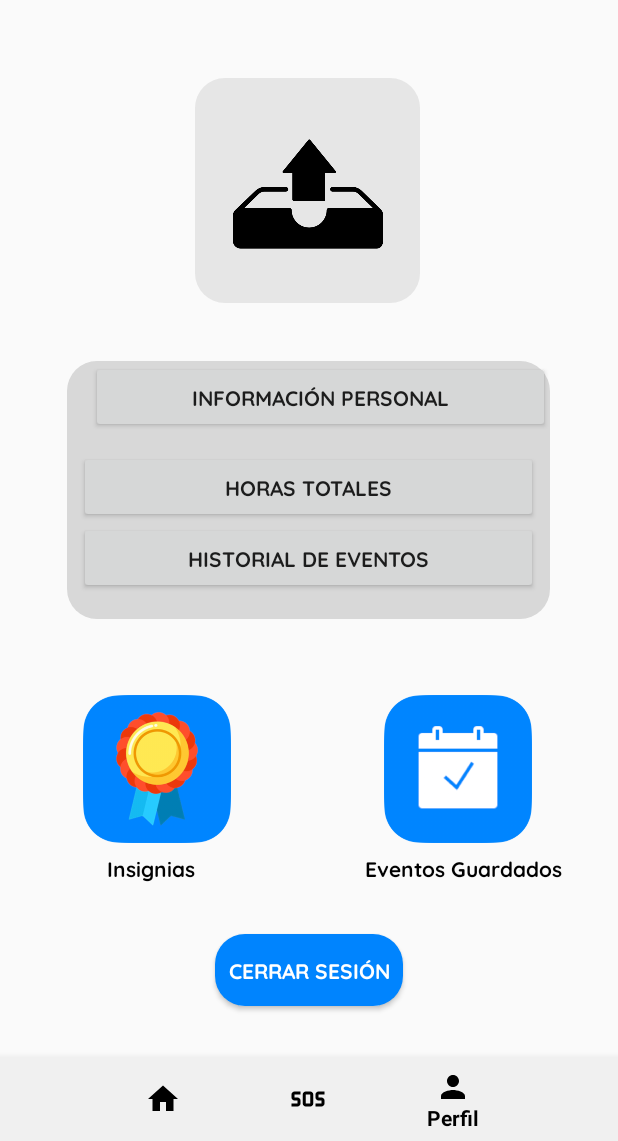
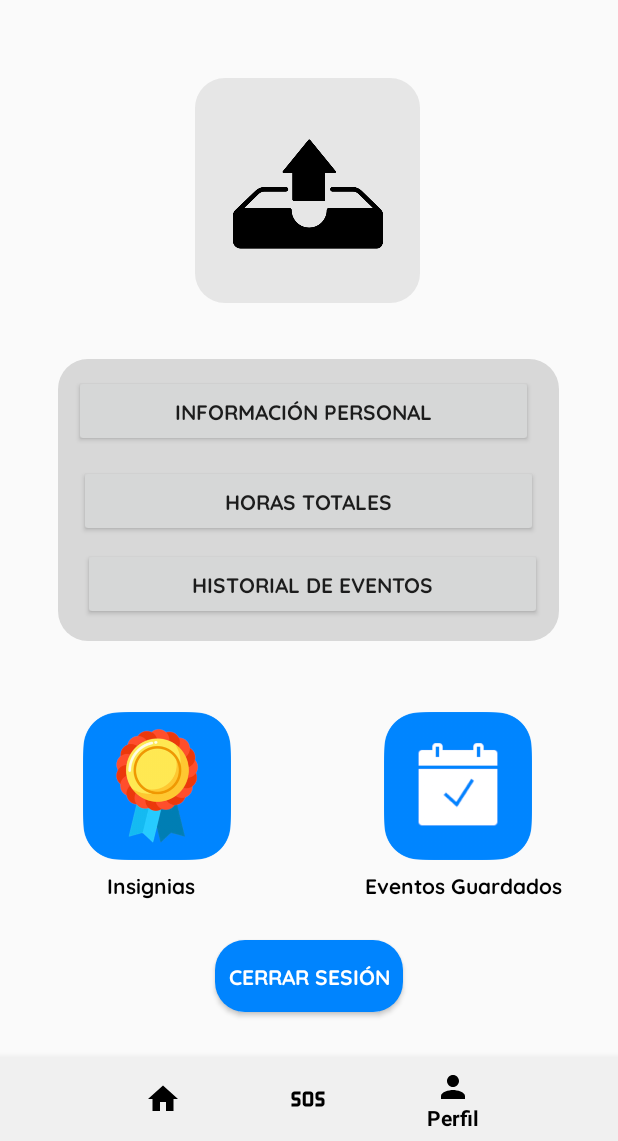
Before and after one commit to CruzPer823/voluntariaRed, an Android app: the UserPageActivity screen opened directly, with no data from a screen before it, on a phone screen of 412 x 824 dp, the part 95-1236 px from its top. Run offline under Robolectric (Android 15) with nearby library versions, the phone set to English and light mode, and no system bars.

```diff
--- a/app/src/main/AndroidManifest.xml
+++ b/app/src/main/AndroidManifest.xml
@@ -21,7 +21,8 @@
             android:exported="true" />
         <activity
             android:name=".UserPageActivity"
-            android:exported="true" />
+            android:exported="true"
+            android:theme="@style/Theme.Voluntaria360v2"/>
         <activity
             android:name=".MainActivity"
             android:exported="true" />
--- a/app/src/main/res/layout/activity_user_page.xml
+++ b/app/src/main/res/layout/activity_user_page.xml
@@ -98,10 +98,11 @@
 
     <ImageView
         android:id="@+id/imageView5"
-        android:layout_width="322dp"
-        android:layout_height="172dp"
+        android:layout_width="334dp"
+        android:layout_height="188dp"
         android:background="@drawable/roundcorner"
         android:backgroundTint="#D8D8D8"
+        android:contentDescription="TODO"
         app:layout_constraintBottom_toBottomOf="parent"
         app:layout_constraintEnd_toEndOf="parent"
         app:layout_constraintHorizontal_bias="0.494"
@@ -109,8 +110,7 @@
         app:layout_constraintTop_toBottomOf="@+id/profilePic"
         app:layout_constraintVertical_bias="0.1"
         app:srcCompat="@drawable/roundcorner"
-        tools:ignore="ContentDescription,HardcodedText,ImageContrastCheck"
-        android:contentDescription="TODO" />
+        tools:ignore="ContentDescription,HardcodedText,ImageContrastCheck" />
 
     <Button
         android:id="@+id/button"
@@ -162,10 +162,10 @@
         android:text="Información Personal"
         app:layout_constraintBottom_toBottomOf="@+id/imageView5"
         app:layout_constraintEnd_toEndOf="@+id/imageView5"
-        app:layout_constraintHorizontal_bias="1.0"
+        app:layout_constraintHorizontal_bias="0.392"
         app:layout_constraintStart_toStartOf="@+id/imageView5"
         app:layout_constraintTop_toTopOf="@+id/imageView5"
-        app:layout_constraintVertical_bias="0.0"
+        app:layout_constraintVertical_bias="0.078"
         tools:ignore="HardcodedText" />
 
     <Button
@@ -179,7 +179,7 @@
         app:layout_constraintEnd_toEndOf="@+id/imageView5"
         app:layout_constraintStart_toStartOf="@+id/imageView5"
         app:layout_constraintTop_toBottomOf="@+id/button5"
-        app:layout_constraintVertical_bias="0.8"
+        app:layout_constraintVertical_bias="0.0"
         tools:ignore="HardcodedText" />
 
     <Button
@@ -190,9 +190,10 @@
         android:text="Historial de Eventos"
         app:layout_constraintBottom_toBottomOf="@+id/imageView5"
         app:layout_constraintEnd_toEndOf="@+id/imageView5"
+        app:layout_constraintHorizontal_bias="0.607"
         app:layout_constraintStart_toStartOf="@+id/imageView5"
         app:layout_constraintTop_toTopOf="@+id/imageView5"
-        app:layout_constraintVertical_bias="0.865"
+        app:layout_constraintVertical_bias="0.9"
         tools:ignore="HardcodedText" />
 
     <TextView
```
